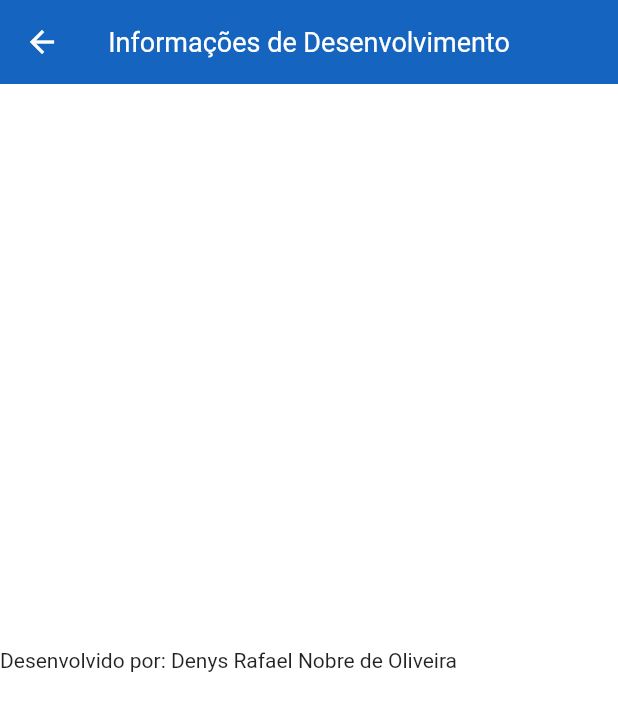
After one commit to rafa-Nobre/Metropolly, a Flutter app: the DevInfoPage screen opened by its route, on a phone screen of 412 x 824 dp. The commit adds this screen. Shown: the top 711 px of the screen. Run offline on Flutter 3.47's test engine with Material 2 defaults, Android fonts, the phone set to English and light mode, and no system bars.

Commit message:
Pagina de infos de desenvolvimento

```diff
--- a/lib/app/routes/app_routes.dart
+++ b/lib/app/routes/app_routes.dart
@@ -1,6 +1,7 @@
 import 'package:flutter/widgets.dart';
-import 'package:metropolly/app/screens/forget_password_page.dart';
-import 'package:metropolly/app/screens/post_info_page.dart';
+import '../screens/dev_info_page.dart';
+import '../screens/forget_password_page.dart';
+import '../screens/post_info_page.dart';
 import '../screens/post_creation_page.dart';
 import '../screens/post_list_page.dart';
 import '../screens/starred_page.dart';
@@ -22,4 +23,5 @@ final Map<String, Widget Function(BuildContext)> appRoutes = {
   RoutesConsts.newPost: (context) => const PostCreationPage(),
   RoutesConsts.postInfo: (context) => const PostInfoPage(),
   RoutesConsts.forgetPassword: (context) => const ForgetPasswordPage(),
+  RoutesConsts.devInfo: (context) => const DevInfoPage(),
 };
--- a/lib/app/routes/routes_consts.dart
+++ b/lib/app/routes/routes_consts.dart
@@ -9,4 +9,5 @@ class RoutesConsts {
   static const newPost = '/newpost';
   static const postInfo = '/postinfo';
   static const forgetPassword = '/forgotpassword';
+  static const devInfo = '/devInfo';
 }
--- /dev/null
+++ b/lib/app/screens/dev_info_page.dart
@@ -0,0 +1,21 @@
+import 'package:flutter/material.dart';
+
+class DevInfoPage extends StatelessWidget {
+  const DevInfoPage({super.key});
+
+  @override
+  Widget build(BuildContext context) {
+    return Scaffold(
+      appBar: AppBar(
+        title: const Text("Informações de Desenvolvimento"),
+        centerTitle: true,
+      ),
+      body: const Column(
+        mainAxisAlignment: MainAxisAlignment.center,
+        children: [
+          Text("Desenvolvido por: Denys Rafael Nobre de Oliveira"),
+        ],
+      ),
+    );
+  }
+}
--- a/lib/app/screens/post_info_page.dart
+++ b/lib/app/screens/post_info_page.dart
@@ -10,7 +10,7 @@ class PostInfoPage extends StatefulWidget {
 }
 
 class _PostInfoPageState extends State<PostInfoPage> {
-  bool isExperience = false; //virá por rota
+  bool isExperience = true; //virá por rota
   bool _isStarred = false;
 
   final TextEditingController _myCommentController = TextEditingController();
```
